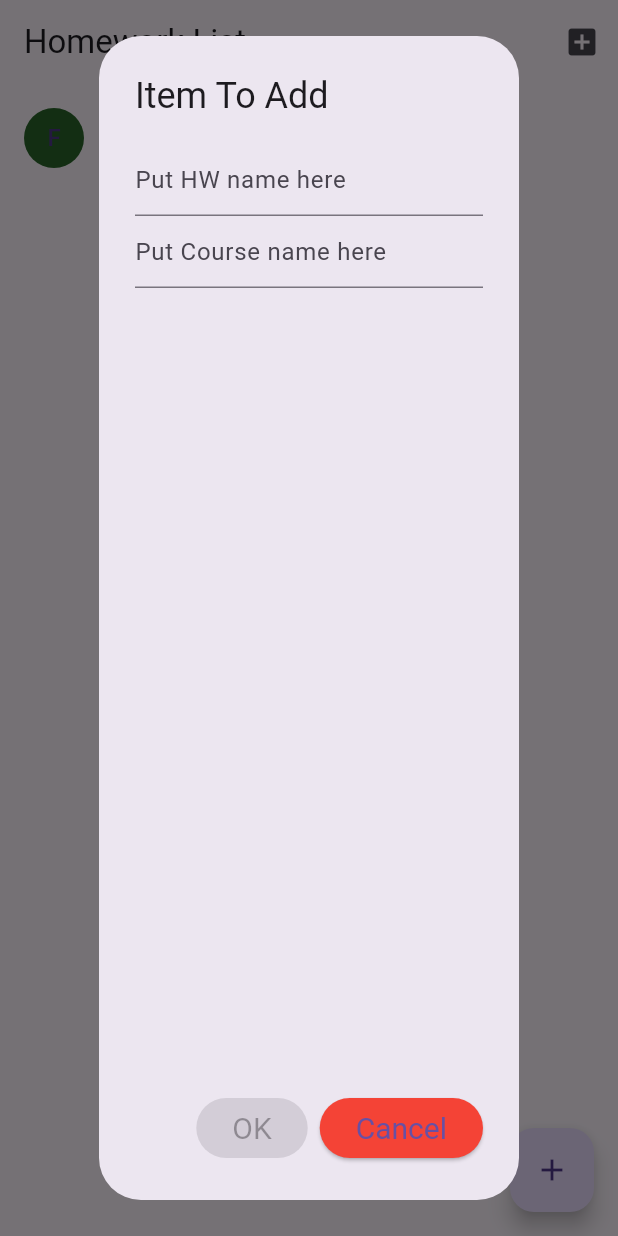
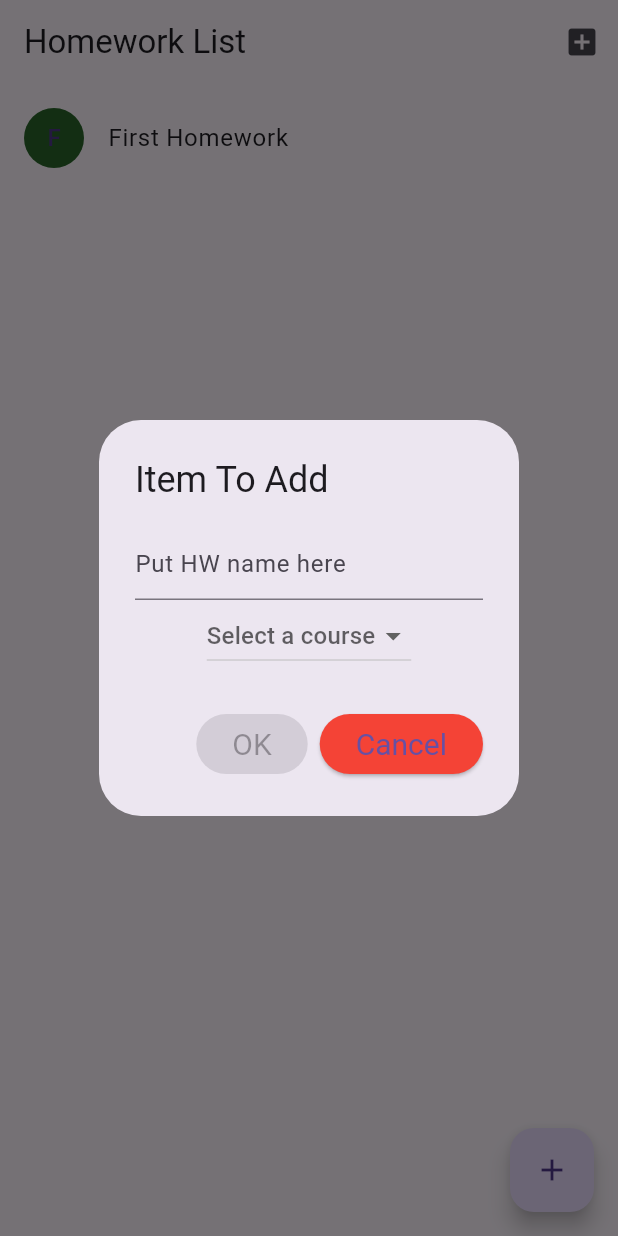
Before and after one commit to tuck3rb/emergency_checklists, a Flutter app: the screen it shows after launch, after a tap on the "add" icon, on a phone screen of 412 x 824 dp. Run offline on Flutter 3.47's test engine with Material 3 defaults, Android fonts, the phone set to English and light mode, and no system bars.

Commit message:
Added course dropdown box
Resized dialog box for adding item

```diff
--- a/to_dont_list/lib/main.dart
+++ b/to_dont_list/lib/main.dart
@@ -131,7 +131,7 @@ class _ToDoListState extends State<ToDoList> {
               showDialog(
                   context: context,
                   builder: (_) {
-                    return ToDoDialog(onListAdded: _handleNewItem);
+                    return ToDoDialog(onListAdded: _handleNewItem, courses: courses,);
                   });
             }));
   }
--- a/to_dont_list/lib/widgets/to_do_dialog.dart
+++ b/to_dont_list/lib/widgets/to_do_dialog.dart
@@ -1,4 +1,5 @@
 import 'package:flutter/material.dart';
+import 'package:to_dont_list/objects/course.dart';
 
 typedef ToDoListAddedCallback = Function(
     String value, TextEditingController textController, String courseName, TextEditingController textController2);
@@ -7,9 +8,11 @@ class ToDoDialog extends StatefulWidget {
   const ToDoDialog({
     super.key,
     required this.onListAdded,
+    required this.courses,
   });
 
   final ToDoListAddedCallback onListAdded;
+  final List<Course> courses;
 
   @override
   State<ToDoDialog> createState() => _ToDoDialogState();
@@ -18,6 +21,8 @@ class ToDoDialog extends StatefulWidget {
 class _ToDoDialogState extends State<ToDoDialog> {
   // Dialog with text from https://www.appsdeveloperblog.com/alert-dialog-with-a-text-field-in-flutter/
   final TextEditingController _inputController = TextEditingController();
+  String? selectedCourse;
+
   final TextEditingController _inputController2 = TextEditingController();
   final ButtonStyle yesStyle = ElevatedButton.styleFrom(
       textStyle: const TextStyle(fontSize: 20), backgroundColor: Colors.green);
@@ -25,7 +30,6 @@ class _ToDoDialogState extends State<ToDoDialog> {
       textStyle: const TextStyle(fontSize: 20), backgroundColor: Colors.red);
 
   String valueText = "";
-  String valueText2 = "";
 
   @override
   Widget build(BuildContext context) {
@@ -33,6 +37,7 @@ class _ToDoDialogState extends State<ToDoDialog> {
       title: const Text('Item To Add'),
       content:
         Column(
+          mainAxisSize: MainAxisSize.min,
           children: <Widget>[
             TextField(
               onChanged: (value) {
@@ -44,15 +49,20 @@ class _ToDoDialogState extends State<ToDoDialog> {
               decoration: const InputDecoration(hintText: "Put HW name here"),
               key: const Key('HW'),
             ),
-            TextField(
-              onChanged: (value) {
+            DropdownButton<String>(
+              value: selectedCourse,
+              hint: const Text('Select a course'),
+              items: widget.courses.map((Course course) {
+                return DropdownMenuItem<String>(
+                  value: course.name,
+                  child: Text(course.name),
+                );
+              }).toList(),
+              onChanged: (String? newValue) {
                 setState(() {
-                  valueText2 = value;
+                  selectedCourse = newValue;
                 });
               },
-              controller: _inputController2,
-              decoration: const InputDecoration(hintText: "Put Course name here"),
-              key: const Key('CN'),
             )
           ],
         ),
@@ -64,10 +74,10 @@ class _ToDoDialogState extends State<ToDoDialog> {
             return ElevatedButton(
               key: const Key("OKButton"),
               style: yesStyle,
-              onPressed: value.text.isNotEmpty
+              onPressed: (value.text.isNotEmpty && selectedCourse != null)
                   ? () {
                       setState(() {
-                        widget.onListAdded(valueText, _inputController, valueText2, _inputController2);
+                        widget.onListAdded(valueText, _inputController, selectedCourse!, _inputController2);
                         Navigator.pop(context);
                       });
                     }
```
